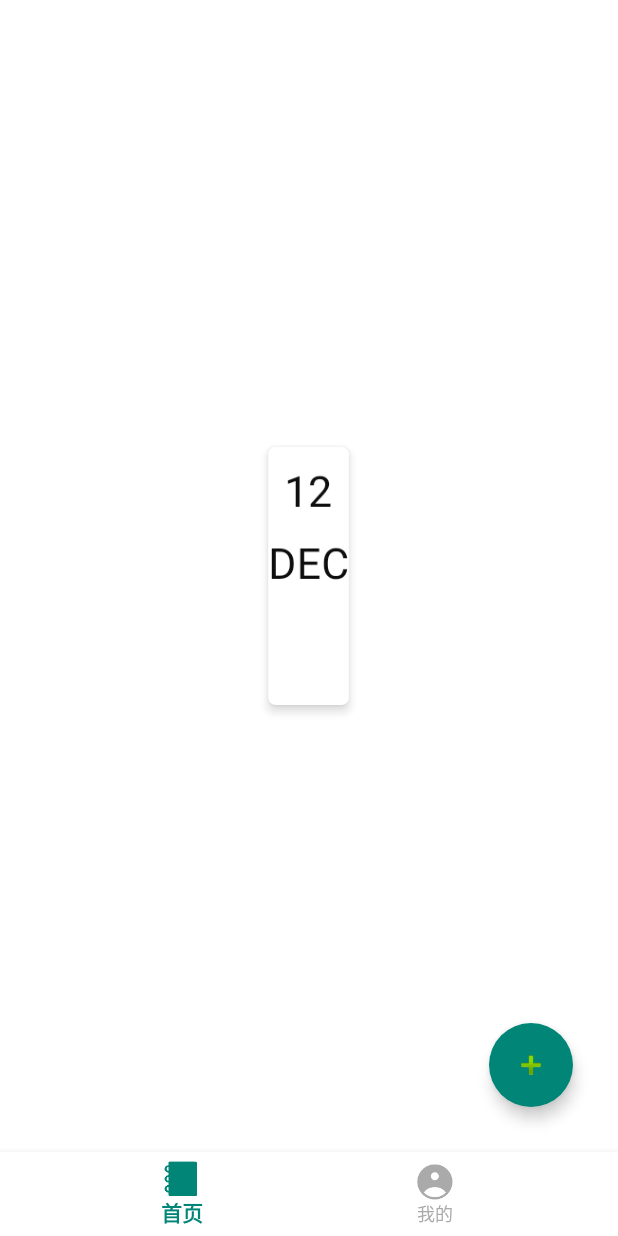
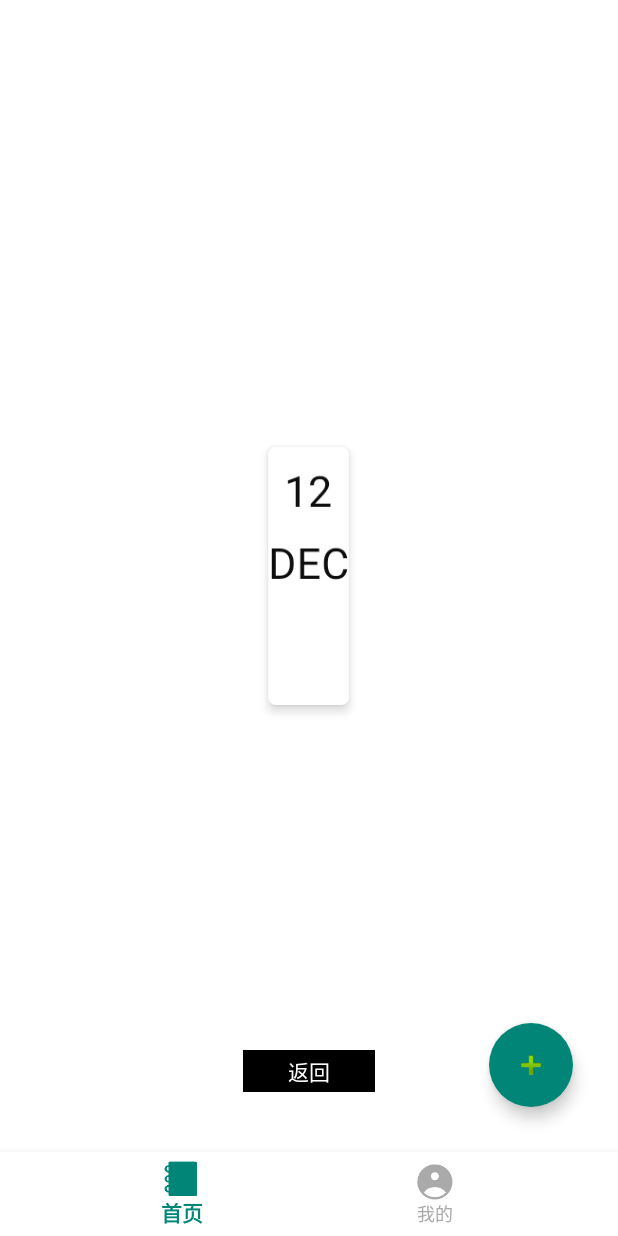
Before and after one commit to Zoeie/zoe_diary_app, an Android app: the screen it shows after launch (DiaryActivity), on a phone screen of 412 x 824 dp. Run offline under Robolectric (Android 15) with nearby library versions, the phone set to English and light mode, and no system bars; our stand-ins replace ButterKnife, RxJava; libraries missing offline, so code that uses them is left out: com.chad.library; 2 statements that could not run were skipped.

Commit message:
添加翻转动画

```diff
--- a/app/src/main/java/com/zoe/diary/ui/fragment/CalendarFragment.java
+++ b/app/src/main/java/com/zoe/diary/ui/fragment/CalendarFragment.java
@@ -11,6 +11,7 @@ import androidx.recyclerview.widget.RecyclerView;
 import com.chad.library.adapter.base.BaseQuickAdapter;
 import com.zoe.diary.R;
 import com.zoe.diary.ui.adapter.DayAdapter;
+import com.zoe.diary.ui.anim.RotateYAnimation;
 import com.zoe.diary.ui.fragment.base.BaseFragment;
 import com.zoe.diary.utils.DateUtil;
 import com.zoe.diary.utils.LogUtil;
@@ -41,6 +42,7 @@ public class CalendarFragment extends BaseFragment implements BaseQuickAdapter.O
     private static final String KEY_MONTH = "MONTH";
     private int year;
     private int month;
+    private RotateYAnimation animation;
 
     public static CalendarFragment getInstance(int year, int month) {
         CalendarFragment fragment = new CalendarFragment();
@@ -113,4 +115,31 @@ public class CalendarFragment extends BaseFragment implements BaseQuickAdapter.O
         String tag = (String) view.getTag();
         Toast.makeText(getActivity(), tag, Toast.LENGTH_SHORT).show();
     }
+
+    @Override
+    public void setUserVisibleHint(boolean isVisibleToUser) {
+        super.setUserVisibleHint(isVisibleToUser);
+        Bundle arguments = getArguments();
+        LogUtil.d("isVisibleToUser:"+isVisibleToUser+",month:"+month+",arguments:"+arguments.getInt(KEY_MONTH));
+    }
+
+    public void doAnim() {
+        if(animation == null) {
+            animation = createRotateAnim();
+        }
+        rootView.startAnimation(animation);
+    }
+
+    private RotateYAnimation createRotateAnim() {
+        RotateYAnimation animation = new RotateYAnimation();
+        //旋转的次数
+        animation.setRepeatCount(0);
+        //旋转的时间
+        animation.setDuration(3000);
+        //是否停留在动画的最后一帧
+        animation.setFillAfter(true);
+        return animation;
+    }
+
+
 }
--- a/app/src/main/java/com/zoe/diary/ui/fragment/base/BaseFragment.java
+++ b/app/src/main/java/com/zoe/diary/ui/fragment/base/BaseFragment.java
@@ -23,7 +23,7 @@ import butterknife.ButterKnife;
 
 public abstract class BaseFragment extends Fragment implements Observer {
 
-    private View rootView;
+    protected View rootView;
 
     @Nullable
     @Override
--- a/app/src/main/res/layout/fragment_diary.xml
+++ b/app/src/main/res/layout/fragment_diary.xml
@@ -14,4 +14,19 @@
         android:clipToPadding="false"
         android:paddingEnd="70dp"
         android:paddingStart="70dp" />
+
+    <TextView
+        android:id="@+id/tv_rotate"
+        android:paddingTop="3dp"
+        android:paddingBottom="3dp"
+        android:paddingStart="30dp"
+        android:paddingEnd="30dp"
+        android:background="@color/color_black"
+        android:textColor="@android:color/white"
+        android:layout_alignParentBottom="true"
+        android:layout_centerHorizontal="true"
+        android:layout_marginBottom="40dp"
+        android:text="返回"
+        android:layout_width="wrap_content"
+        android:layout_height="wrap_content"/>
 </RelativeLayout>
```
Also changed, not shown: app/src/main/java/com/zoe/diary/ui/anim/RotateYAnimation.java (added, +52 -0 lines), app/src/main/java/com/zoe/diary/ui/fragment/DiaryFragment.java (+25 -0 lines).
